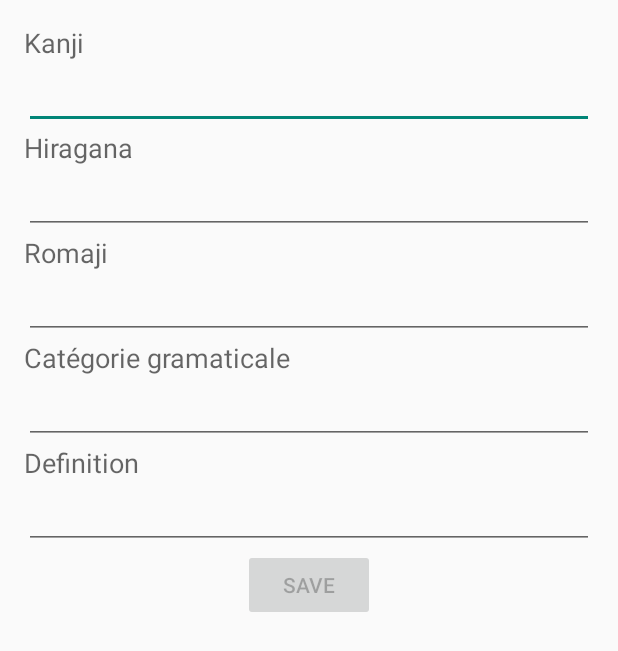
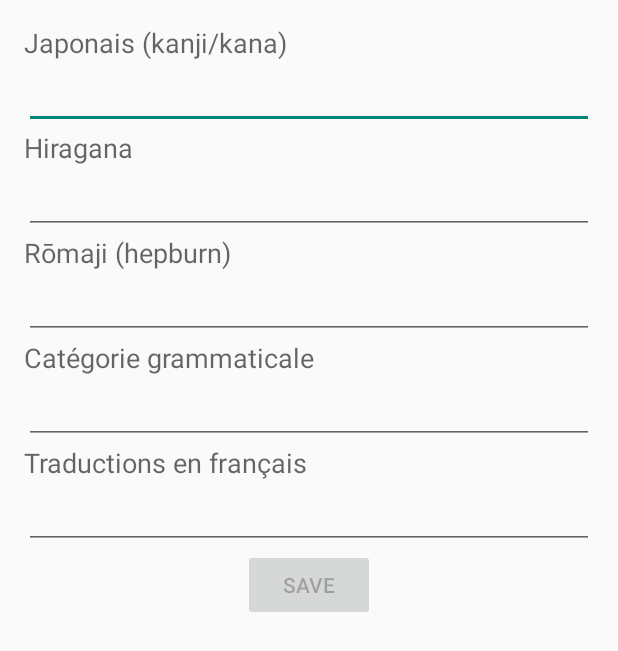
Before and after one commit to mangeot/shishito, an Android app: the layout activity_edit.xml on its own in the app's theme, with its tools: preview values and no code run, on a phone screen of 412 x 824 dp. Shown: the top 651 px of the screen. Run offline under Robolectric (Android 15) with nearby library versions, the phone set to English and light mode, and no system bars.

Commit message:
corrections sur le nom des champs d'édition

```diff
--- a/app/src/main/res/layout/activity_edit.xml
+++ b/app/src/main/res/layout/activity_edit.xml
@@ -19,7 +19,7 @@
             android:layout_width="wrap_content"
             android:layout_height="wrap_content"
             android:textAppearance="?android:attr/textAppearanceMedium"
-            android:text="Kanji"
+            android:text="Japonais (kanji/kana)"
             android:id="@+id/kanjiView" />
 
         <EditText
@@ -43,7 +43,7 @@
             android:layout_width="wrap_content"
             android:layout_height="wrap_content"
             android:textAppearance="?android:attr/textAppearanceMedium"
-            android:text="Romaji"
+            android:text="Rōmaji (hepburn)"
             android:id="@+id/romajiView" />
 
         <EditText
@@ -55,7 +55,7 @@
             android:layout_width="wrap_content"
             android:layout_height="wrap_content"
             android:textAppearance="?android:attr/textAppearanceMedium"
-            android:text="Catégorie gramaticale"
+            android:text="Catégorie grammaticale"
             android:id="@+id/gramView" />
 
         <EditText
@@ -67,7 +67,7 @@
             android:layout_width="wrap_content"
             android:layout_height="wrap_content"
             android:textAppearance="?android:attr/textAppearanceMedium"
-            android:text="Definition"
+            android:text="Traductions en français"
             android:id="@+id/textView" />
 
         <EditText
```
